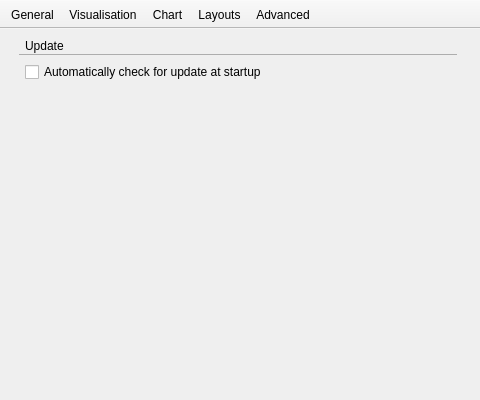
Qt form Tools/Mokka/Preferences_mac.ui (Biomechanical-ToolKit/BTKCore) before a commit.
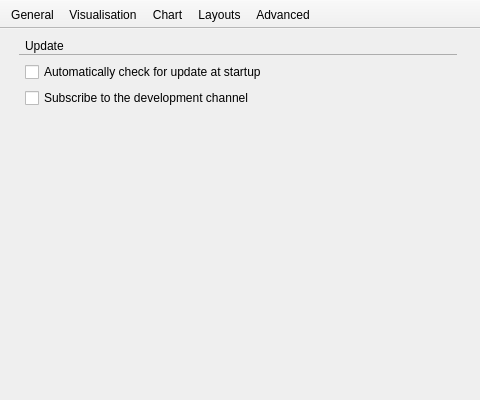
The same form after that commit. The open tabs and pages were chosen to show the change. Icons and pictures are not drawn. Custom widgets are drawn as their Qt base class.

Commit message: [UPD] Mokka: New option to subscribe to the development channel. The alpha/beta versions will be easily available for each user.

The edit to the form file:
```diff
--- a/Tools/Mokka/Preferences_mac.ui
+++ b/Tools/Mokka/Preferences_mac.ui
@@ -1757,10 +1757,7 @@
      </layout>
     </widget>
     <widget class="QWidget" name="advancedPage">
-     <layout class="QVBoxLayout" name="verticalLayout_19">
-      <property name="spacing">
-       <number>24</number>
-      </property>
+     <layout class="QVBoxLayout" name="verticalLayout_9">
       <item>
        <layout class="QVBoxLayout" name="updateLayout">
         <property name="spacing">
@@ -1852,6 +1849,36 @@
           </item>
          </layout>
         </item>
+        <item>
+         <layout class="QHBoxLayout" name="horizontalLayout_24">
+          <property name="spacing">
+           <number>0</number>
+          </property>
+          <item>
+           <spacer name="horizontalSpacer_33">
+            <property name="orientation">
+             <enum>Qt::Horizontal</enum>
+            </property>
+            <property name="sizeType">
+             <enum>QSizePolicy::Fixed</enum>
+            </property>
+            <property name="sizeHint" stdset="0">
+             <size>
+              <width>6</width>
+              <height>1</height>
+             </size>
+            </property>
+           </spacer>
+          </item>
+          <item>
+           <widget class="QCheckBox" name="subscribeDevelopmentChannelCheckBox">
+            <property name="text">
+             <string>Subscribe to the development channel</string>
+            </property>
+           </widget>
+          </item>
+         </layout>
+        </item>
        </layout>
       </item>
       <item>
```
The commit also changes 12 other files.
